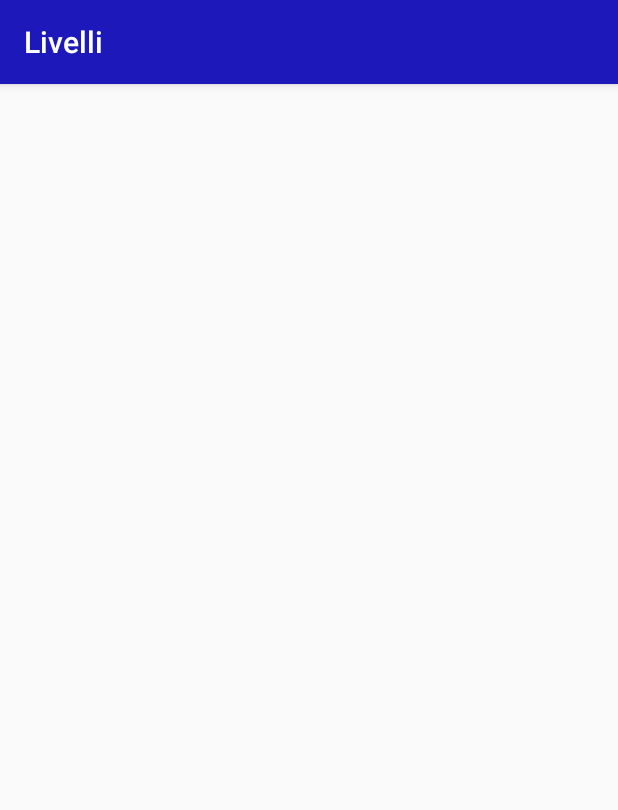
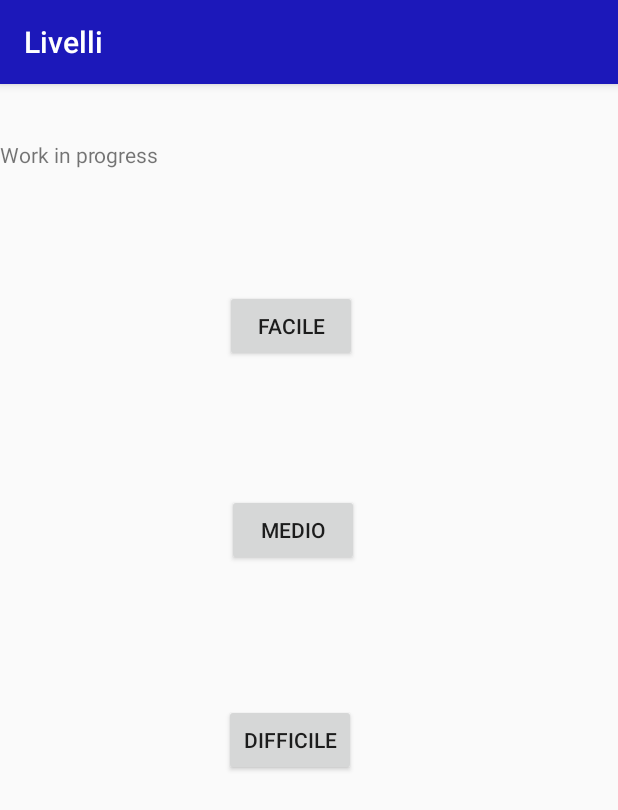
Before and after one commit to lev1492/ArkaNull, an Android app: the LivelliActivity screen opened directly, with no data from a screen before it, on a phone screen of 412 x 824 dp. Shown: the top 810 px of the screen. Run offline under Robolectric (Android 15) with nearby library versions, the phone set to English and light mode, and no system bars.

Commit message:
Aggiunta dei bottoni nella schermata livelli

```diff
--- a/app/src/main/java/com/example/android/arkanull/GiocaActivity.java
+++ b/app/src/main/java/com/example/android/arkanull/GiocaActivity.java
@@ -17,7 +17,7 @@ public class GiocaActivity extends AppCompatActivity {
     }
 
     public void openLivelli(View view){
-        Intent intent = new Intent(this , MainActivity.class);
+        Intent intent = new Intent(this , LivelliActivity.class);
         startActivity(intent);
     }
 
--- a/app/src/main/res/layout/activity_impostazioni.xml
+++ b/app/src/main/res/layout/activity_impostazioni.xml
@@ -17,7 +17,7 @@
         app:layout_constraintEnd_toEndOf="parent"
         app:layout_constraintHorizontal_bias="0.0"
         app:layout_constraintStart_toStartOf="parent"
-        app:layout_constraintTop_toBottomOf="@+id/textView">
+        app:layout_constraintTop_toBottomOf="@+id/workInProgress">
 
 
         <RadioButton
@@ -37,7 +37,7 @@
     </RadioGroup>
 
     <TextView
-        android:id="@+id/textView"
+        android:id="@+id/workInProgress"
         android:layout_width="match_parent"
         android:layout_height="wrap_content"
         android:layout_marginTop="37dp"
--- a/app/src/main/res/layout/activity_livelli.xml
+++ b/app/src/main/res/layout/activity_livelli.xml
@@ -6,4 +6,54 @@
     android:layout_height="match_parent"
     tools:context=".LivelliActivity">
 
+    <TextView
+        android:id="@+id/workInProgress"
+        android:layout_width="match_parent"
+        android:layout_height="wrap_content"
+        android:layout_marginTop="37dp"
+        android:text="Work in progress"
+        app:layout_constraintEnd_toEndOf="parent"
+        app:layout_constraintHorizontal_bias="0.0"
+        app:layout_constraintStart_toStartOf="parent"
+        app:layout_constraintTop_toTopOf="parent" />
+
+    <Button
+        android:id="@+id/easy"
+        android:layout_width="wrap_content"
+        android:layout_height="wrap_content"
+        android:layout_marginStart="149dp"
+        android:layout_marginTop="100dp"
+        android:layout_marginEnd="174dp"
+        android:text="@string/easy"
+        app:layout_constraintEnd_toEndOf="parent"
+        app:layout_constraintHorizontal_bias="1.0"
+        app:layout_constraintStart_toStartOf="parent"
+        app:layout_constraintTop_toTopOf="@+id/workInProgress" />
+
+    <Button
+        android:id="@+id/medium"
+        android:layout_width="wrap_content"
+        android:layout_height="wrap_content"
+        android:layout_marginStart="151dp"
+        android:layout_marginTop="88dp"
+        android:layout_marginEnd="172dp"
+        android:text="@string/medium"
+        app:layout_constraintEnd_toEndOf="parent"
+        app:layout_constraintHorizontal_bias="0.0"
+        app:layout_constraintStart_toStartOf="parent"
+        app:layout_constraintTop_toBottomOf="@+id/easy" />
+
+    <Button
+        android:id="@+id/hard"
+        android:layout_width="wrap_content"
+        android:layout_height="wrap_content"
+        android:layout_marginStart="149dp"
+        android:layout_marginTop="92dp"
+        android:layout_marginEnd="174dp"
+        android:text="@string/hard"
+        app:layout_constraintEnd_toEndOf="parent"
+        app:layout_constraintHorizontal_bias="0.0"
+        app:layout_constraintStart_toStartOf="parent"
+        app:layout_constraintTop_toBottomOf="@+id/medium" />
+
 </androidx.constraintlayout.widget.ConstraintLayout>
--- a/app/src/main/res/values/strings.xml
+++ b/app/src/main/res/values/strings.xml
@@ -18,6 +18,10 @@
     <string name="touch" translatable="false">Touch</string>
     <string name="salva" >Salva</string>
     <string name="audio" >Audio</string>
+    <string name="easy" >Facile</string>
+    <string name="medium" >Medio</string>
+    <string name="hard" >Difficile</string>
+
 
 
     <!-- Facebook application ID and custom URL scheme (app ID prefixed by 'fb'). -->
```
Also changed, not shown: 1 other file.
